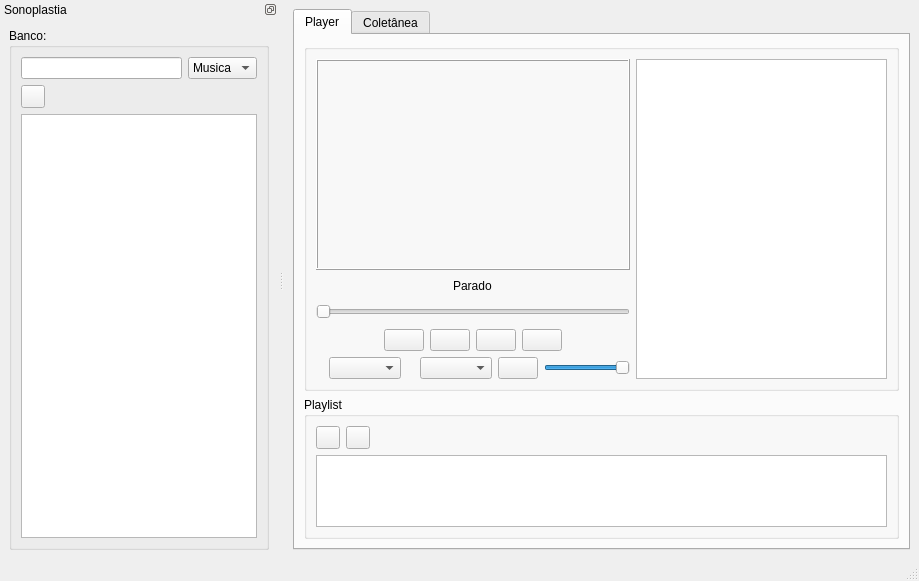
First picture: the form in TelaInicial.ui, repository Deivison07/public_projSono, before the edit.
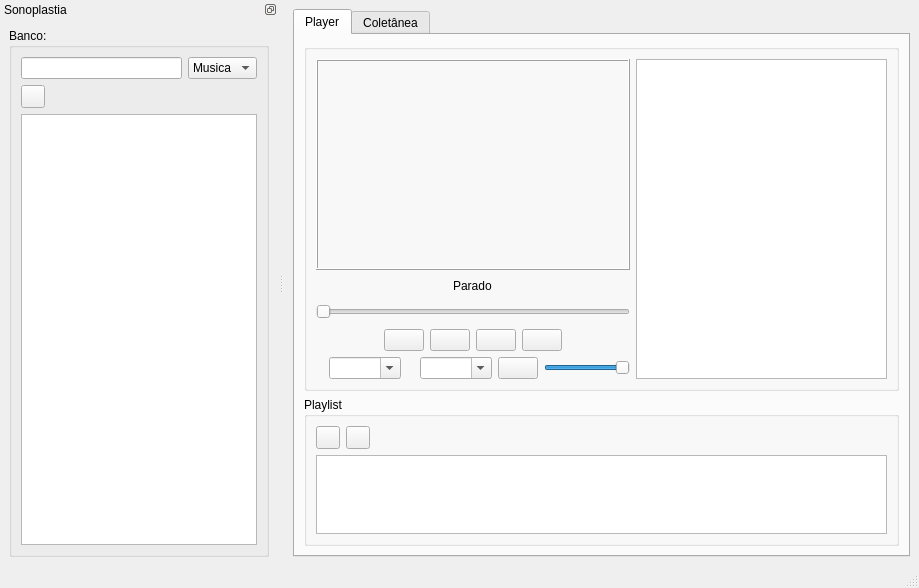
Second picture: the form after the edit. Icons and pictures are not drawn.

Commit message: (Estavel)ate aqui nos ajudou o senhor

Patch:
```diff
--- a/TelaInicial.ui
+++ b/TelaInicial.ui
@@ -7,7 +7,7 @@
     <x>0</x>
     <y>0</y>
     <width>919</width>
-    <height>569</height>
+    <height>588</height>
    </rect>
   </property>
   <property name="contextMenuPolicy">
@@ -283,9 +283,15 @@
                      <property name="toolTip">
                       <string>&lt;html&gt;&lt;head/&gt;&lt;body&gt;&lt;p&gt;trilha de audio, normalmente exibe Normal/Playback&lt;/p&gt;&lt;/body&gt;&lt;/html&gt;</string>
                      </property>
+                     <property name="editable">
+                      <bool>true</bool>
+                     </property>
                      <property name="currentIndex">
                       <number>-1</number>
                      </property>
+                     <property name="sizeAdjustPolicy">
+                      <enum>QComboBox::AdjustToContents</enum>
+                     </property>
                      <property name="frame">
                       <bool>true</bool>
                      </property>
@@ -319,12 +325,18 @@
                      <property name="toolTip">
                       <string>&lt;html&gt;&lt;head/&gt;&lt;body&gt;&lt;p&gt;Legendas&lt;/p&gt;&lt;/body&gt;&lt;/html&gt;</string>
                      </property>
+                     <property name="editable">
+                      <bool>true</bool>
+                     </property>
                      <property name="currentText">
                       <string/>
                      </property>
                      <property name="currentIndex">
                       <number>-1</number>
                      </property>
+                     <property name="sizeAdjustPolicy">
+                      <enum>QComboBox::AdjustToContents</enum>
+                     </property>
                      <property name="frame">
                       <bool>true</bool>
                      </property>
```
Left out of the diff: 2 changed lines with no effect on the pictures. The commit also changes 2 other files.
